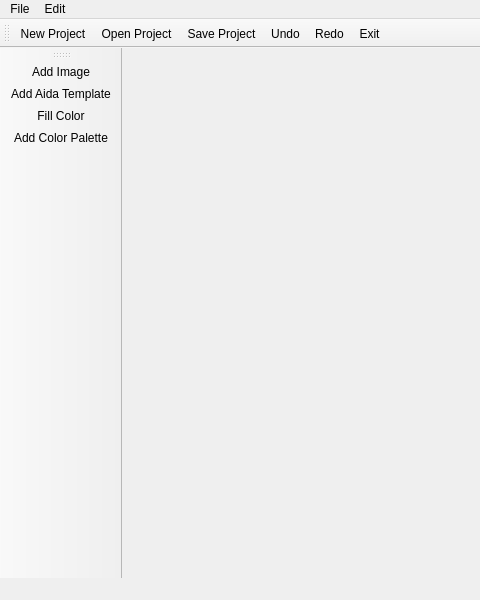
Above: mainwindow.ui from megsss/Thready before the change; both pictures show x 0 to 480 and y 0 to 600 of the 800 by 600 pixel window. Below: the same form after it.
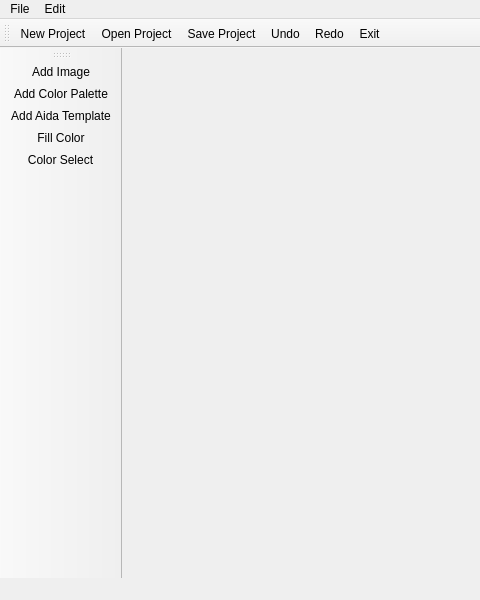
That is the form after the change. Icons and pictures are not drawn.

Commit message: add color dropper icon to UI

The edit to the form file:
```diff
--- a/mainwindow.ui
+++ b/mainwindow.ui
@@ -78,9 +78,10 @@
     <bool>false</bool>
    </attribute>
    <addaction name="actionAdd_Image"/>
+   <addaction name="actionAdd_Color_Palette"/>
    <addaction name="actionAdd_Aida_Template"/>
    <addaction name="actionFill_Color"/>
-   <addaction name="actionAdd_Color_Palette"/>
+   <addaction name="actionEyedropper"/>
   </widget>
   <action name="actionNew">
    <property name="icon">
@@ -175,6 +176,15 @@
     <string>Add Color Palette...</string>
    </property>
   </action>
+  <action name="actionEyedropper">
+   <property name="icon">
+    <iconset resource="resources.qrc">
+     <normaloff>:/images/50/images/50/eyedropper.png</normaloff>:/images/50/images/50/eyedropper.png</iconset>
+   </property>
+   <property name="text">
+    <string>Color Select</string>
+   </property>
+  </action>
  </widget>
  <resources>
   <include location="resources.qrc"/>
```
Left out of the diff: 1 changed line with no effect on the pictures.
